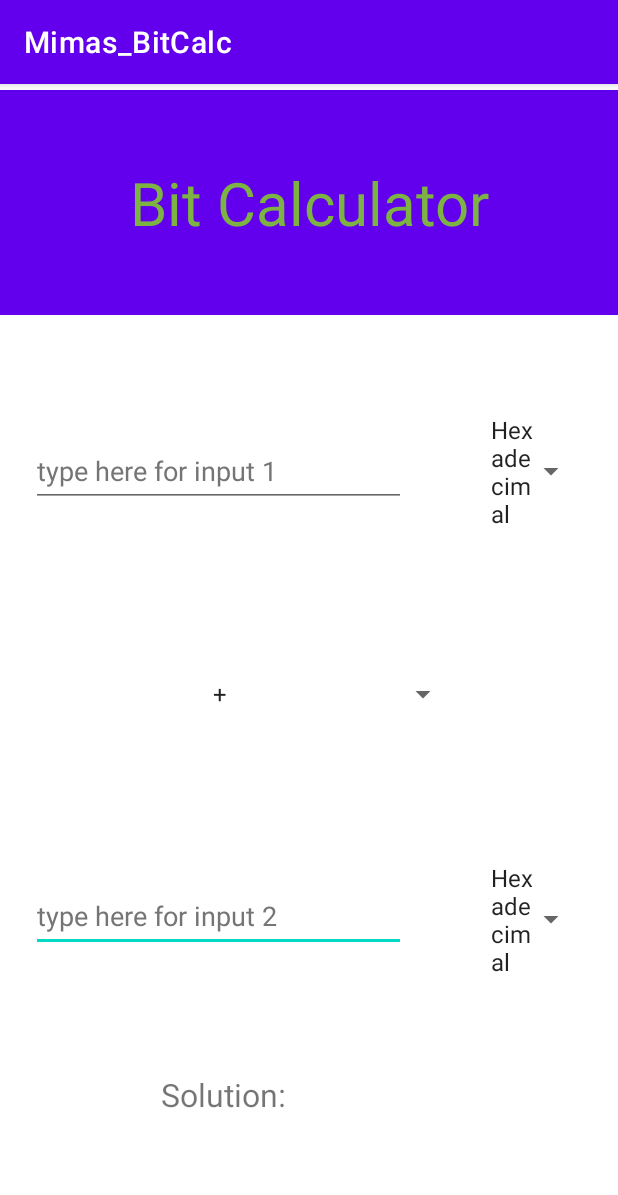
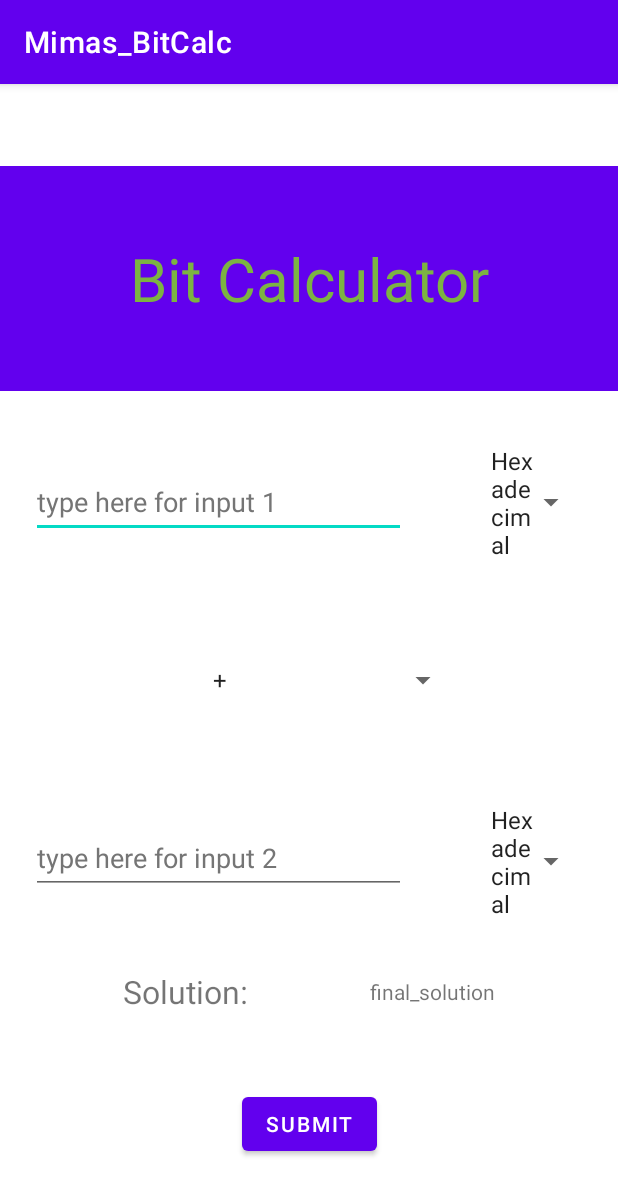
Before and after one commit to JacobGalvez/Mimas-BitCalculator, an Android app: the CalculatorActivity screen opened directly, with no data from a screen before it, on a phone screen of 412 x 824 dp. Shown: the top 1195 px of the screen. Run offline under Robolectric (Android 15) with nearby library versions, the phone set to English and light mode, and no system bars.

Commit message:
BIT-30,31,32 Team Meeting to merge all code

```diff
--- a/app/src/main/java/com/example/mimas_bitcalc/CalculatorActivity.kt
+++ b/app/src/main/java/com/example/mimas_bitcalc/CalculatorActivity.kt
@@ -7,6 +7,8 @@ import android.view.View
 import android.widget.*
 
 class CalculatorActivity : AppCompatActivity() {
+    private val cal = Calculator_Code()
+
     private lateinit var input1: Spinner
     private lateinit var input2: Spinner
     private lateinit var operationDesired: Spinner
@@ -17,7 +19,7 @@ class CalculatorActivity : AppCompatActivity() {
     private var input1BaseChoice = 0
     private var input2BaseChoice = 0
     private var operationDesiredChoice = 0
-    private var finalSolution = "  "
+    var finalSolution = "  "
     var insertText1 = "0"
     var insertText2 = "0"
 
@@ -49,8 +51,8 @@ class CalculatorActivity : AppCompatActivity() {
             override fun onItemSelected(parent: AdapterView<*>?, view: View?, position: Int, id: Long) {
                 insertText1 = inputText1.text.toString()
                 input1BaseChoice = position
-                calculateNow()
-                calculateAnswer.text = finalSolution
+                //calculateNow()
+                //calculateAnswer.text = finalSolution
             }
         }
 
@@ -64,23 +66,8 @@ class CalculatorActivity : AppCompatActivity() {
             override fun onItemSelected(parent: AdapterView<*>?, view: View?, position: Int, id: Long) {
                 insertText2 = inputText2.text.toString()
                 input2BaseChoice = position
-                calculateNow()
-                calculateAnswer.text = finalSolution
-            }
-        }
-
-        input2.onItemSelectedListener = object : AdapterView.OnItemSelectedListener{
-            @SuppressLint("SetTextI18n")
-            override fun onNothingSelected(parent: AdapterView<*>?) {
-                calculateAnswer.text = "Input or Conversion Desired Needed"
-            }
-
-            @SuppressLint("SetTextI18n")
-            override fun onItemSelected(parent: AdapterView<*>?, view: View?, position: Int, id: Long) {
-                insertText2 = inputText2.text.toString()
-                input2BaseChoice = position
-                calculateNow()
-                calculateAnswer.text = finalSolution
+                //calculateNow()
+                //calculateAnswer.text = finalSolution
             }
         }
 
@@ -92,10 +79,9 @@ class CalculatorActivity : AppCompatActivity() {
 
             @SuppressLint("SetTextI18n")
             override fun onItemSelected(parent: AdapterView<*>?, view: View?, position: Int, id: Long) {
-                //insertText2 = inputText2.text.toString()
                 operationDesiredChoice = position
-                calculateNow()
-                calculateAnswer.text = finalSolution
+                //calculateNow()
+                //calculateAnswer.text = finalSolution
             }
         }
 
@@ -103,7 +89,16 @@ class CalculatorActivity : AppCompatActivity() {
         calculateAnswer.text = "final_solution"
     }
 
-    fun calculateNow(){
+    fun submit(view: View){
+        calculateNow()
+        println(insertText1)
+        println(insertText2)
+        println(input1BaseChoice)
+        println(input2BaseChoice)
+        calculateAnswer.text = finalSolution
+    }
+
+    private fun calculateNow(){
         //variables for desired parameters
         //input text 1 (string): insertText1
         //input text 2 (string): insertText2
@@ -112,19 +107,19 @@ class CalculatorActivity : AppCompatActivity() {
 
         //addition
         if(operationDesiredChoice == 0){
-            //finalSolution = function to do this
+            finalSolution = cal.addition(insertText1, insertText1, input1BaseChoice, input2BaseChoice)
         }
         //subtraction
         else if(operationDesiredChoice == 1){
-            //finalSolution = function to do this
+            //finalSolution = cal.subtraction(insertText1, insertText2, input1BaseChoice, input2BaseChoice)
         }
         //multiplication
         else if(operationDesiredChoice == 2){
-            //finalSolution = function to do this
+            //finalSolution = cal.multiplication(insertText1, insertText2, input1BaseChoice, input2BaseChoice)
         }
         //division
         else if(operationDesiredChoice == 3){
-            //finalSolution = function to do this
+            //finalSolution = cal.division(insertText1, insertText2, input1BaseChoice, input2BaseChoice)
         }
         else{
             finalSolution = "system error"
--- a/app/src/main/res/layout/activity_calculator.xml
+++ b/app/src/main/res/layout/activity_calculator.xml
@@ -2,6 +2,7 @@
 <androidx.constraintlayout.widget.ConstraintLayout xmlns:android="http://schemas.android.com/apk/res/android"
     xmlns:app="http://schemas.android.com/apk/res-auto"
     xmlns:tools="http://schemas.android.com/tools"
+    android:id="@+id/submit_btn"
     android:layout_width="match_parent"
     android:layout_height="match_parent"
     tools:context=".CalculatorActivity">
@@ -16,51 +17,11 @@
         android:text="Bit Calculator"
         android:textColor="#7CB342"
         android:textSize="40sp"
+        app:layout_constraintBottom_toTopOf="@+id/editText1_cal"
         app:layout_constraintEnd_toEndOf="parent"
         app:layout_constraintHorizontal_bias="0.0"
         app:layout_constraintStart_toStartOf="parent"
         app:layout_constraintTop_toTopOf="parent" />
-
-    <EditText
-        android:id="@+id/editText2_cal"
-        android:layout_width="250dp"
-        android:layout_height="wrap_content"
-        android:autofillHints=""
-        android:hint="type here for input 2"
-        android:inputType="text"
-        android:minHeight="48dp"
-        android:textColorHint="#757575"
-        app:layout_constraintBottom_toTopOf="@+id/Answer_spot"
-        app:layout_constraintEnd_toStartOf="@+id/spinner1_cal"
-        app:layout_constraintHorizontal_bias="0.5"
-        app:layout_constraintStart_toStartOf="parent"
-        app:layout_constraintTop_toBottomOf="@+id/spinner_operation" />
-
-    <Spinner
-        android:id="@+id/spinner_operation"
-        android:layout_width="200dp"
-        android:layout_height="wrap_content"
-        android:contentDescription="@string/spinner_no_text"
-        android:minHeight="48dp"
-        android:padding="20dp"
-        app:layout_constraintBottom_toTopOf="@+id/editText2_cal"
-        app:layout_constraintEnd_toEndOf="parent"
-        app:layout_constraintHorizontal_bias="0.501"
-        app:layout_constraintStart_toStartOf="parent"
-        app:layout_constraintTop_toBottomOf="@+id/editText1_cal"
-        tools:ignore="DuplicateSpeakableTextCheck" />
-
-    <TextView
-        android:id="@+id/Answer_spot"
-        android:layout_width="wrap_content"
-        android:layout_height="wrap_content"
-        android:text="Solution:"
-        android:textSize="21sp"
-        app:layout_constraintBottom_toBottomOf="parent"
-        app:layout_constraintEnd_toStartOf="@+id/solution"
-        app:layout_constraintHorizontal_bias="0.5"
-        app:layout_constraintStart_toStartOf="parent"
-        app:layout_constraintTop_toBottomOf="@+id/editText2_cal" />
 
     <EditText
         android:id="@+id/editText1_cal"
@@ -78,18 +39,29 @@
         app:layout_constraintTop_toBottomOf="@+id/calculator_title" />
 
     <Spinner
-        android:id="@+id/spinner1_cal"
-        android:layout_width="100dp"
+        android:id="@+id/spinner_operation"
+        android:layout_width="200dp"
         android:layout_height="wrap_content"
         android:contentDescription="@string/spinner_no_text"
         android:minHeight="48dp"
         android:padding="20dp"
-        app:layout_constraintBottom_toTopOf="@+id/solution"
+        app:layout_constraintBottom_toTopOf="@+id/editText2_cal"
         app:layout_constraintEnd_toEndOf="parent"
+        app:layout_constraintStart_toStartOf="parent"
+        app:layout_constraintTop_toBottomOf="@+id/editText1_cal"
+        tools:ignore="DuplicateSpeakableTextCheck" />
+
+    <TextView
+        android:id="@+id/Answer_spot"
+        android:layout_width="wrap_content"
+        android:layout_height="wrap_content"
+        android:text="Solution:"
+        android:textSize="21sp"
+        app:layout_constraintBottom_toTopOf="@+id/button"
+        app:layout_constraintEnd_toStartOf="@+id/solution"
         app:layout_constraintHorizontal_bias="0.5"
-        app:layout_constraintStart_toEndOf="@+id/editText2_cal"
-        app:layout_constraintTop_toBottomOf="@+id/spinner_operation"
-        tools:ignore="DuplicateSpeakableTextCheck" />
+        app:layout_constraintStart_toStartOf="parent"
+        app:layout_constraintTop_toBottomOf="@+id/editText2_cal" />
 
     <Spinner
         android:id="@+id/spinner2_cal"
@@ -105,15 +77,55 @@
         app:layout_constraintTop_toBottomOf="@+id/calculator_title"
         tools:ignore="DuplicateSpeakableTextCheck" />
 
+    <EditText
+        android:id="@+id/editText2_cal"
+        android:layout_width="250dp"
+        android:layout_height="wrap_content"
+        android:autofillHints=""
+        android:hint="type here for input 2"
+        android:inputType="text"
+        android:minHeight="48dp"
+        android:textColorHint="#757575"
+        app:layout_constraintBottom_toTopOf="@+id/Answer_spot"
+        app:layout_constraintEnd_toStartOf="@+id/spinner1_cal"
+        app:layout_constraintHorizontal_bias="0.5"
+        app:layout_constraintStart_toStartOf="parent"
+        app:layout_constraintTop_toBottomOf="@+id/spinner_operation" />
+
     <TextView
         android:id="@+id/solution"
         android:layout_width="wrap_content"
         android:layout_height="wrap_content"
         android:text="..........."
-        app:layout_constraintBottom_toBottomOf="parent"
+        app:layout_constraintBottom_toTopOf="@+id/button"
         app:layout_constraintEnd_toEndOf="parent"
         app:layout_constraintHorizontal_bias="0.5"
         app:layout_constraintStart_toEndOf="@+id/Answer_spot"
         app:layout_constraintTop_toBottomOf="@+id/editText2_cal" />
 
+    <Spinner
+        android:id="@+id/spinner1_cal"
+        android:layout_width="100dp"
+        android:layout_height="wrap_content"
+        android:contentDescription="@string/spinner_no_text"
+        android:minHeight="48dp"
+        android:padding="20dp"
+        app:layout_constraintBottom_toTopOf="@+id/solution"
+        app:layout_constraintEnd_toEndOf="parent"
+        app:layout_constraintHorizontal_bias="0.5"
+        app:layout_constraintStart_toEndOf="@+id/editText2_cal"
+        app:layout_constraintTop_toBottomOf="@+id/spinner_operation"
+        tools:ignore="DuplicateSpeakableTextCheck" />
+
+    <Button
+        android:id="@+id/button"
+        android:layout_width="wrap_content"
+        android:layout_height="wrap_content"
+        android:onClick="submit"
+        android:text="Submit"
+        app:layout_constraintBottom_toBottomOf="parent"
+        app:layout_constraintEnd_toEndOf="parent"
+        app:layout_constraintStart_toStartOf="parent"
+        app:layout_constraintTop_toBottomOf="@+id/Answer_spot" />
+
 </androidx.constraintlayout.widget.ConstraintLayout>
```
Also changed, not shown: app/src/main/java/com/example/mimas_bitcalc/Calculator_Code.kt (+26 -24 lines), app/src/main/java/com/example/mimas_bitcalc/ConverterActivity.kt (+11 -9 lines).
